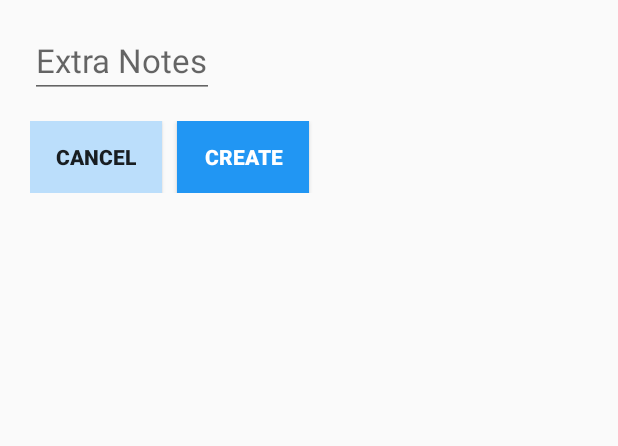
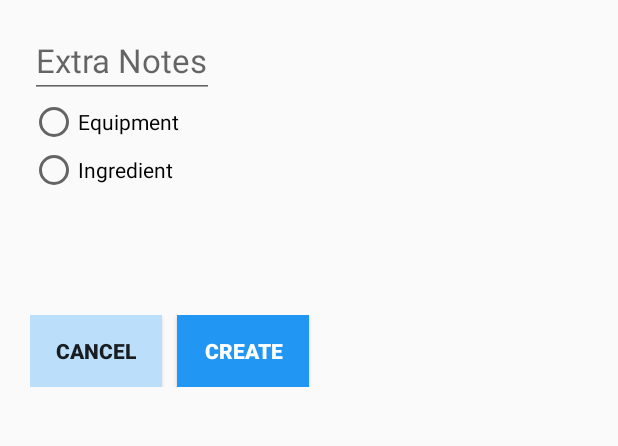
Before and after one commit to emireed/ASPC-Kitchen-App, an Android app: the screen it shows after launch (AddSupplyActivity), after a tap on "ADD SUPPLY ITEM", on a phone screen of 412 x 824 dp, the part 386-832 px from its top. Run offline under Robolectric (Android 15) with nearby library versions, the phone set to English and light mode, and no system bars.

Commit message:
created two subclasses
subclasses are not working properly with Parse, attempting a workaround
now..

```diff
--- a/app/src/main/java/com/example/emi/aspckitchen/ASPCKitchenApplication.java
+++ b/app/src/main/java/com/example/emi/aspckitchen/ASPCKitchenApplication.java
@@ -11,8 +11,10 @@ public class ASPCKitchenApplication extends android.app.Application {
     public void onCreate() {
         super.onCreate();
 
+        ParseObject.registerSubclass(Kitchen.class);
         ParseObject.registerSubclass(KitchenSupply.class);
-        ParseObject.registerSubclass(Kitchen.class);
+        ParseObject.registerSubclass(Equipment.class);
+        ParseObject.registerSubclass(Ingredient.class);
         Parse.initialize(this, "QaH3ndIMBf5bv9apU0AdGxfwNHeyRPrgRUtAQNc0", "2V9GhXq7l4tBb7rXAZAxpEm7hZOZv8qYPmISQESy");
 
     }
--- a/app/src/main/java/com/example/emi/aspckitchen/KitchenActivity.java
+++ b/app/src/main/java/com/example/emi/aspckitchen/KitchenActivity.java
@@ -94,7 +94,7 @@ public class KitchenActivity extends Activity implements View.OnClickListener,
         String supplyName = supply.getName();
         String supplyID = supply.getObjectId();
         String supplyKitchen = supply.getKitchen();
-        String supplyNotes = supply.getDetails();
+        String supplyNotes = supply.getNotes();
 
         // Create an Intent to take you over to a new DetailActivity
         Intent detailIntent = new Intent(this, DetailActivity.class);
--- a/app/src/main/res/layout/activity_add_supply.xml
+++ b/app/src/main/res/layout/activity_add_supply.xml
@@ -38,6 +38,30 @@
         android:hint="Extra Notes"
         android:textSize="22sp"/>
 
+    <RadioGroup xmlns:android="http://schemas.android.com/apk/res/android"
+        android:layout_width="fill_parent"
+        android:layout_height="wrap_content"
+        android:orientation="vertical">
+        <RadioButton android:id="@+id/select_equipment"
+            android:layout_width="wrap_content"
+            android:layout_height="wrap_content"
+            android:text="@string/selectEquipment"
+            android:onClick="onRadioButtonClicked"/>
+        <RadioButton android:id="@+id/select_ingredient"
+            android:layout_width="wrap_content"
+            android:layout_height="wrap_content"
+            android:text="@string/selectIngredient"
+            android:onClick="onRadioButtonClicked"/>
+    </RadioGroup>
+
+    <EditText
+        android:id="@+id/edit_amount"
+        android:layout_width="wrap_content"
+        android:layout_height="wrap_content"
+        android:layout_marginTop="15dp"
+        android:hint="Quantity of Ingredient"
+        android:textSize="22sp"/>
+
     <LinearLayout
         android:layout_width="match_parent"
         android:layout_height="wrap_content"
@@ -67,4 +91,6 @@
     </LinearLayout>
 
 
+
+
 </LinearLayout>
--- a/app/src/main/res/values/strings.xml
+++ b/app/src/main/res/values/strings.xml
@@ -21,4 +21,7 @@
     <string name="addSupplyIntro">Create a New Supply</string>
     <string name="addKitchenIntro">Create a New Kitchen</string>
 
+    <string name="selectEquipment">Equipment</string>
+    <string name="selectIngredient">Ingredient</string>
+
 </resources>
```
Also changed, not shown: app/src/main/java/com/example/emi/aspckitchen/AddSupplyActivity.java (+54 -8 lines), app/src/main/java/com/example/emi/aspckitchen/Equipment.java (added, +27 -0 lines), app/src/main/java/com/example/emi/aspckitchen/Ingredient.java (added, +27 -0 lines), app/src/main/java/com/example/emi/aspckitchen/KitchenSupply.java (+6 -6 lines).
